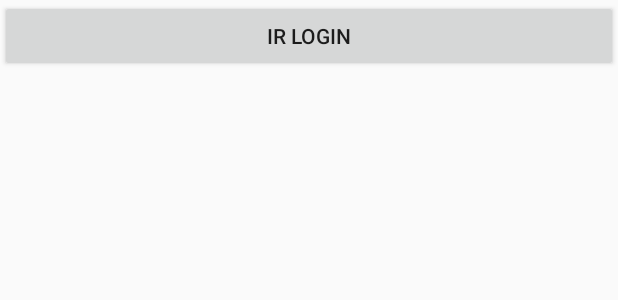
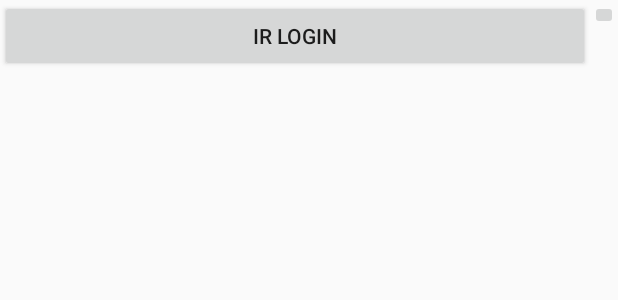
Before and after one commit to TomasMVazquez/BorradorProyectoIntegrador, an Android app: the layout fragment_peliculas.xml on its own in the app's theme, with its tools: preview values and no code run, on a phone screen of 412 x 824 dp. Shown: the top 300 px of the screen. Run offline under Robolectric (Android 15) with nearby library versions, the phone set to English and light mode, and no system bars.

Commit message:
versiion 1.4

```diff
--- a/app/src/main/AndroidManifest.xml
+++ b/app/src/main/AndroidManifest.xml
@@ -6,7 +6,6 @@
     <uses-permission android:name="android.permission.INTERNET" />
 
     <application
-        android:name=".ProjectApp"
         android:allowBackup="true"
         android:icon="@mipmap/ic_launcher"
         android:label="@string/app_name"
--- a/app/src/main/java/com/example/digital/borradorproyectointegrador/MainActivity.java
+++ b/app/src/main/java/com/example/digital/borradorproyectointegrador/MainActivity.java
@@ -19,6 +19,7 @@ public class MainActivity extends AppCompatActivity implements PeliculasFragment
     protected void onCreate(Bundle savedInstanceState) {
         super.onCreate(savedInstanceState);
         setContentView(R.layout.activity_main);
+
 
         //Llamar a la action bar para mostrar
         android.support.v7.widget.Toolbar actionBar = findViewById(R.id.actionBar);
@@ -45,4 +46,7 @@ public class MainActivity extends AppCompatActivity implements PeliculasFragment
 
         startActivity(intent);
     }
+
+
+
 }
--- a/app/src/main/java/com/example/digital/borradorproyectointegrador/PeliculasFragment.java
+++ b/app/src/main/java/com/example/digital/borradorproyectointegrador/PeliculasFragment.java
@@ -8,6 +8,7 @@ import android.view.LayoutInflater;
 import android.view.View;
 import android.view.ViewGroup;
 import android.widget.Button;
+import android.widget.Toolbar;
 
 
 /**
@@ -30,6 +31,8 @@ public class PeliculasFragment extends Fragment {
                              Bundle savedInstanceState) {
         // Inflate the layout for this fragment
         View view = inflater.inflate(R.layout.fragment_peliculas, container, false);
+
+
         Button btnIngresarLogin = view.findViewById(R.id.btnIngresarLogin);
 
         btnIngresarLogin.setOnClickListener(new View.OnClickListener() {
--- a/app/src/main/res/layout/activity_main.xml
+++ b/app/src/main/res/layout/activity_main.xml
@@ -9,12 +9,6 @@
     android:orientation="vertical"
     >
 
-    <include
-        android:id="@+id/actionBar"
-        layout="@layout/action_bar"
-        >
-
-    </include>
 
     <android.support.design.widget.CoordinatorLayout
         android:layout_width="match_parent"
--- a/app/src/main/res/layout/fragment_peliculas.xml
+++ b/app/src/main/res/layout/fragment_peliculas.xml
@@ -5,11 +5,14 @@
     android:layout_height="match_parent"
     tools:context=".PeliculasFragment">
 
+
+
     <!-- TODO: Update blank fragment layout -->
     <LinearLayout
         android:layout_width="match_parent"
         android:layout_height="match_parent"
-        android:orientation="vertical"
+        android:orientation="horizontal"
+        android:weightSum="100"
         >
 
         <Button
@@ -17,6 +20,14 @@
             android:layout_width="match_parent"
             android:layout_height="wrap_content"
             android:text="IR LOGIN"
+            android:layout_weight="80"
+            />
+
+        <ImageButton
+            android:layout_width="wrap_content"
+            android:layout_height="wrap_content"
+            android:layout_weight="20"
+
             />
 
     </LinearLayout>
```
Also changed, not shown: app/src/main/java/com/example/digital/borradorproyectointegrador/LogIn.java (+8 -1 lines), app/src/main/java/com/example/digital/borradorproyectointegrador/ProjectApp.java (deleted, +0 -16 lines).
